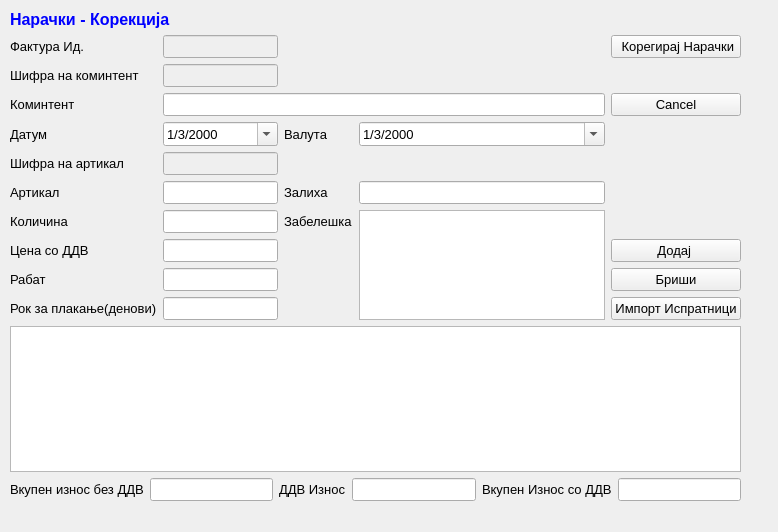
The window that sterna/Naracki/narackikorekcija.ui (srgank/sterna_x) describes before a commit, drawn with Qt 5.
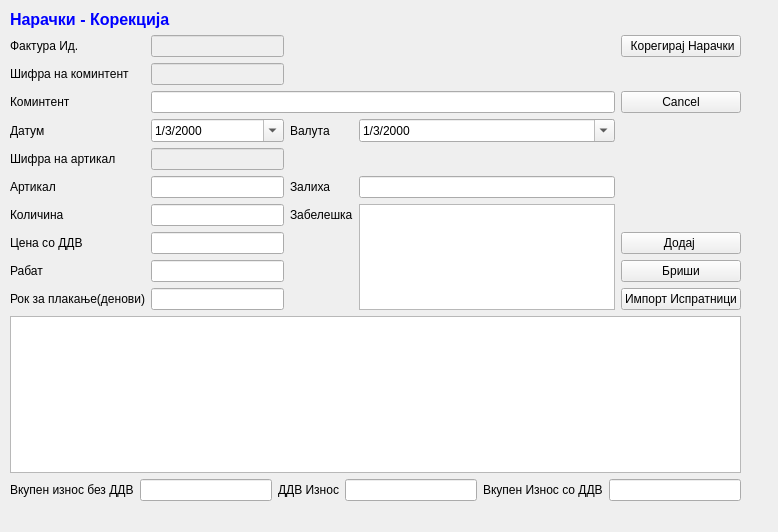
The same window after the commit. Icons and pictures are not drawn.

Diff of the .ui file:
```diff
--- a/sterna/Naracki/narackikorekcija.ui
+++ b/sterna/Naracki/narackikorekcija.ui
@@ -22,22 +22,12 @@
      <height>491</height>
     </rect>
    </property>
-   <property name="font">
-    <font>
-     <pointsize>10</pointsize>
-    </font>
-   </property>
    <layout class="QGridLayout" name="gridLayout">
     <item row="1" column="1">
      <widget class="QLineEdit" name="lineEdit_5">
       <property name="enabled">
        <bool>false</bool>
       </property>
-      <property name="font">
-       <font>
-        <pointsize>10</pointsize>
-       </font>
-      </property>
      </widget>
     </item>
     <item row="6" column="1">
@@ -45,11 +35,6 @@
       <property name="enabled">
        <bool>true</bool>
       </property>
-      <property name="font">
-       <font>
-        <pointsize>10</pointsize>
-       </font>
-      </property>
       <property name="toolTip">
        <string>&lt;html&gt;&lt;head/&gt;&lt;body&gt;&lt;p&gt;Притисни ЕНТЕР за да те однесе во листата&lt;/p&gt;&lt;/body&gt;&lt;/html&gt;</string>
       </property>
@@ -60,11 +45,6 @@
     </item>
     <item row="8" column="4">
      <widget class="QPushButton" name="pushButton_3">
-      <property name="font">
-       <font>
-        <pointsize>10</pointsize>
-       </font>
-      </property>
       <property name="text">
        <string>Додај </string>
       </property>
@@ -72,11 +52,6 @@
     </item>
     <item row="0" column="0" colspan="2">
      <widget class="QLabel" name="label_4">
-      <property name="font">
-       <font>
-        <pointsize>10</pointsize>
-       </font>
-      </property>
       <property name="text">
        <string>&lt;!DOCTYPE HTML PUBLIC &quot;-//W3C//DTD HTML 4.0//EN&quot; &quot;http://www.w3.org/TR/REC-html40/strict.dtd&quot;&gt;
 &lt;html&gt;&lt;head&gt;&lt;meta name=&quot;qrichtext&quot; content=&quot;1&quot; /&gt;&lt;style type=&quot;text/css&quot;&gt;
@@ -88,11 +63,6 @@
     </item>
     <item row="1" column="0">
      <widget class="QLabel" name="label_7">
-      <property name="font">
-       <font>
-        <pointsize>10</pointsize>
-       </font>
-      </property>
       <property name="text">
        <string>Фактура Ид.</string>
       </property>
@@ -100,11 +70,6 @@
     </item>
     <item row="1" column="4">
      <widget class="QPushButton" name="pushButton_4">
-      <property name="font">
-       <font>
-        <pointsize>10</pointsize>
-       </font>
-      </property>
       <property name="text">
        <string> Корегирај Нарачки</string>
       </property>
@@ -116,11 +81,6 @@
     </item>
     <item row="3" column="0">
      <widget class="QLabel" name="label">
-      <property name="font">
-       <font>
-        <pointsize>10</pointsize>
-       </font>
-      </property>
       <property name="text">
        <string>Коминтент</string>
       </property>
@@ -128,11 +88,6 @@
     </item>
     <item row="3" column="4">
      <widget class="QPushButton" name="pushButton_5">
-      <property name="font">
-       <font>
-        <pointsize>10</pointsize>
-       </font>
-      </property>
       <property name="text">
        <string>Cancel</string>
       </property>
@@ -140,11 +95,6 @@
     </item>
     <item row="4" column="0">
      <widget class="QLabel" name="label_2">
-      <property name="font">
-       <font>
-        <pointsize>10</pointsize>
-       </font>
-      </property>
       <property name="text">
        <string>Датум</string>
       </property>
@@ -152,11 +102,6 @@
     </item>
     <item row="6" column="0">
      <widget class="QLabel" name="label_3">
-      <property name="font">
-       <font>
-        <pointsize>10</pointsize>
-       </font>
-      </property>
       <property name="text">
        <string>Артикал</string>
       </property>
@@ -164,53 +109,26 @@
     </item>
     <item row="9" column="0">
      <widget class="QLabel" name="label_9">
-      <property name="font">
-       <font>
-        <pointsize>10</pointsize>
-       </font>
-      </property>
       <property name="text">
        <string>Рабат</string>
       </property>
      </widget>
     </item>
     <item row="9" column="1">
-     <widget class="QLineEdit" name="lineEdit_7">
-      <property name="font">
-       <font>
-        <pointsize>10</pointsize>
-       </font>
-      </property>
-     </widget>
+     <widget class="QLineEdit" name="lineEdit_7"/>
     </item>
     <item row="9" column="4">
      <widget class="QPushButton" name="pushButton_6">
-      <property name="font">
-       <font>
-        <pointsize>10</pointsize>
-       </font>
-      </property>
       <property name="text">
        <string>Бриши</string>
       </property>
      </widget>
     </item>
     <item row="11" column="0" colspan="5">
-     <widget class="QTableView" name="tableView">
-      <property name="font">
-       <font>
-        <pointsize>10</pointsize>
-       </font>
-      </property>
-     </widget>
+     <widget class="QTableView" name="tableView"/>
     </item>
     <item row="4" column="1">
      <widget class="QDateTimeEdit" name="dateTimeEdit">
-      <property name="font">
-       <font>
-        <pointsize>10</pointsize>
-       </font>
-      </property>
       <property name="date">
        <date>
         <year>2000</year>
@@ -248,11 +166,6 @@
       <property name="enabled">
        <bool>true</bool>
       </property>
-      <property name="font">
-       <font>
-        <pointsize>10</pointsize>
-       </font>
-      </property>
       <property name="toolTip">
        <string>&lt;html&gt;&lt;head/&gt;&lt;body&gt;&lt;p&gt;Притисни ЕНТЕР за да те однесе во листата&lt;/p&gt;&lt;/body&gt;&lt;/html&gt;</string>
       </property>
@@ -263,11 +176,6 @@
     </item>
     <item row="4" column="3">
      <widget class="QDateTimeEdit" name="dateTimeEdit_2">
-      <property name="font">
-       <font>
-        <pointsize>10</pointsize>
-       </font>
-      </property>
       <property name="date">
        <date>
         <year>2000</year>
@@ -285,11 +193,6 @@
     </item>
     <item row="4" column="2">
      <widget class="QLabel" name="label_12">
-      <property name="font">
-       <font>
-        <pointsize>10</pointsize>
-       </font>
-      </property>
       <property name="text">
        <string>Валута</string>
       </property>
@@ -297,11 +200,6 @@
     </item>
     <item row="7" column="2">
      <widget class="QLabel" name="label_11">
-      <property name="font">
-       <font>
-        <pointsize>10</pointsize>
-       </font>
-      </property>
       <property name="text">
        <string>Забелешка</string>
       </property>
@@ -309,53 +207,25 @@
     </item>
     <item row="6" column="2">
      <widget class="QLabel" name="label_8">
-      <property name="font">
-       <font>
-        <pointsize>10</pointsize>
-       </font>
-      </property>
       <property name="text">
        <string>Залиха</string>
       </property>
      </widget>
     </item>
     <item row="6" column="3">
-     <widget class="QLineEdit" name="lineEdit_6">
-      <property name="font">
-       <font>
-        <pointsize>10</pointsize>
-       </font>
-      </property>
-     </widget>
+     <widget class="QLineEdit" name="lineEdit_6"/>
     </item>
     <item row="7" column="3" rowspan="4">
      <widget class="QTextEdit" name="textEdit"/>
     </item>
     <item row="8" column="1">
-     <widget class="QLineEdit" name="lineEdit_3">
-      <property name="font">
-       <font>
-        <pointsize>10</pointsize>
-       </font>
-      </property>
-     </widget>
+     <widget class="QLineEdit" name="lineEdit_3"/>
     </item>
     <item row="7" column="1">
-     <widget class="QLineEdit" name="lineEdit_4">
-      <property name="font">
-       <font>
-        <pointsize>10</pointsize>
-       </font>
-      </property>
-     </widget>
+     <widget class="QLineEdit" name="lineEdit_4"/>
     </item>
     <item row="8" column="0">
      <widget class="QLabel" name="label_5">
-      <property name="font">
-       <font>
-        <pointsize>10</pointsize>
-       </font>
-      </property>
       <property name="text">
        <string>Цена со ДДВ</string>
       </property>
@@ -363,11 +233,6 @@
     </item>
     <item row="7" column="0">
      <widget class="QLabel" name="label_6">
-      <property name="font">
-       <font>
-        <pointsize>10</pointsize>
-       </font>
-      </property>
       <property name="text">
        <string>Количина</string>
       </property>
```
